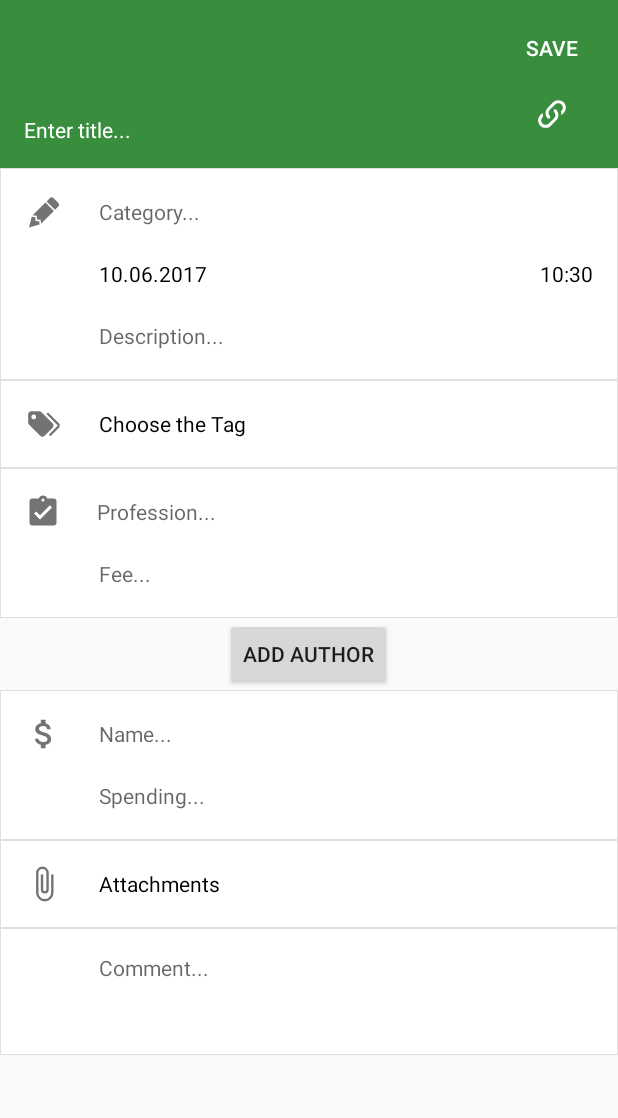
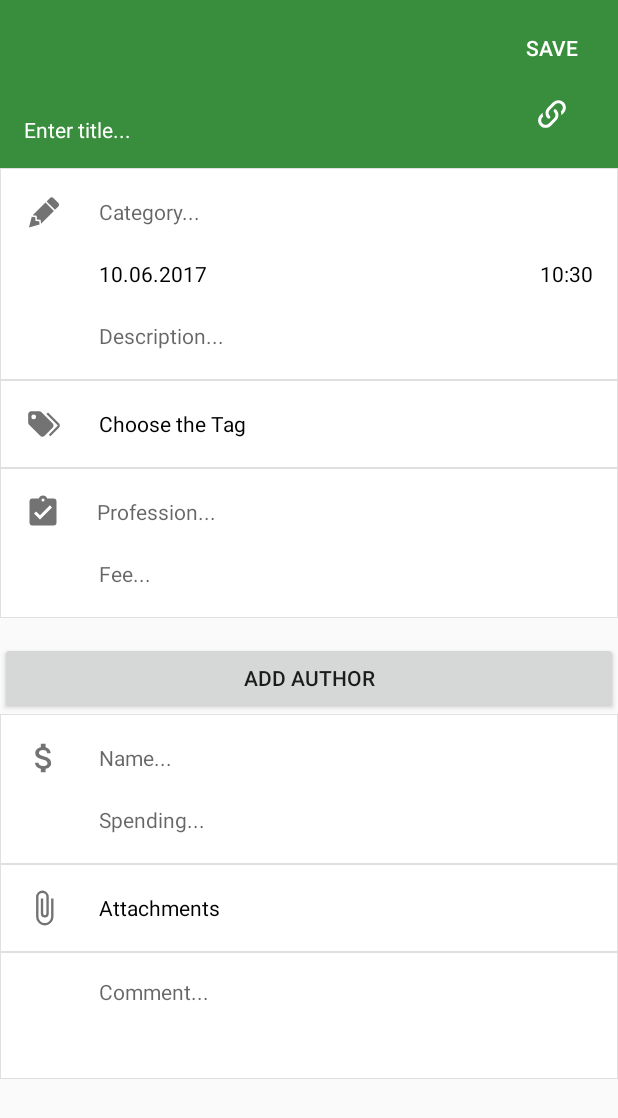
Before and after one commit to Aliste99/Glia, an Android app: the AddTicketActivity screen opened directly, with no data from a screen before it, on a phone screen of 412 x 824 dp. Shown: the top 1118 px of the screen. Run offline under Robolectric (Android 15) with nearby library versions, the phone set to English and light mode, and no system bars; our stand-ins replace Firebase (no records; nobody signed in at launch, a user with empty details on screens opened directly).

Commit message:
Add multiple authors to ticket

```diff
--- a/app/src/main/java/com/projects/thirtyseven/glue/Author.java
+++ b/app/src/main/java/com/projects/thirtyseven/glue/Author.java
@@ -34,4 +34,9 @@ class Author {
     public void setPhoto(int photo) {
         this.photo = photo;
     }
+
+    @Override
+    public String toString() {
+        return name + " " + photo;
+    }
 }
--- a/app/src/main/res/layout/activity_add_author.xml
+++ b/app/src/main/res/layout/activity_add_author.xml
@@ -8,8 +8,8 @@
 
     <GridView
         android:id="@+id/authorsGridView"
-        android:layout_width="368dp"
-        android:layout_height="495dp"
+        android:layout_width="match_parent"
+        android:layout_height="match_parent"
         android:columnWidth="90dp"
         android:numColumns="auto_fit"
         android:verticalSpacing="10dp"
--- a/app/src/main/res/layout/activity_add_ticket.xml
+++ b/app/src/main/res/layout/activity_add_ticket.xml
@@ -290,17 +290,31 @@
 
             </LinearLayout>
 
-            <RelativeLayout
+            <GridView
+                android:id="@+id/authorsGridView"
+                android:layout_width="wrap_content"
+                android:layout_height="wrap_content"
+                android:columnWidth="90dp"
+                android:numColumns="auto_fit"
+                android:verticalSpacing="10dp"
+                android:horizontalSpacing="10dp"
+                android:stretchMode="columnWidth"
+                android:gravity="center"
+                app:layout_constraintTop_toTopOf="parent"
+                android:layout_marginTop="8dp"
+                android:layout_marginRight="8dp"
+                app:layout_constraintRight_toRightOf="parent"
+                android:layout_marginLeft="8dp"
+                app:layout_constraintLeft_toLeftOf="parent"
+                app:layout_constraintBottom_toBottomOf="parent"
+                android:layout_marginBottom="8dp" />
+
+            <Button
+                android:id="@+id/addAuthorButton"
                 android:layout_width="match_parent"
-                android:layout_height="match_parent">
-
-                <Button
-                    android:id="@+id/addAuthorButton"
-                    android:layout_width="wrap_content"
-                    android:layout_height="wrap_content"
-                    android:layout_centerHorizontal="true"
-                    android:text="Add author" />
-            </RelativeLayout>
+                android:layout_height="wrap_content"
+                android:layout_centerHorizontal="true"
+                android:text="Add author" />
 
             <LinearLayout
                 android:layout_width="match_parent"
```
Also changed, not shown: app/src/main/java/com/projects/thirtyseven/glue/AddAuthorActivity.java (+37 -0 lines), app/src/main/java/com/projects/thirtyseven/glue/AddTicketActivity.java (+26 -2 lines), app/src/main/res/layout/authors_listview_item.xml (added, +19 -0 lines).
